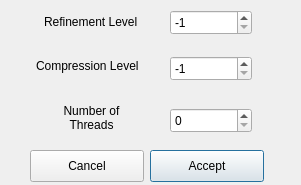
yyr/vapor, file apps/fcwizard/ui/Page4adv.ui: the form before one commit.
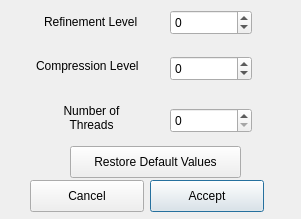
The form after the commit.

The edit to the form file:
```diff
--- a/apps/fcwizard/ui/Page4adv.ui
+++ b/apps/fcwizard/ui/Page4adv.ui
@@ -7,7 +7,7 @@
     <x>0</x>
     <y>0</y>
     <width>301</width>
-    <height>185</height>
+    <height>219</height>
    </rect>
   </property>
   <property name="windowTitle">
@@ -71,7 +71,7 @@
     <number>-1</number>
    </property>
    <property name="value">
-    <number>-1</number>
+    <number>0</number>
    </property>
   </widget>
   <widget class="QSpinBox" name="compressionLevelSpinner">
@@ -87,7 +87,7 @@
     <number>-1</number>
    </property>
    <property name="value">
-    <number>-1</number>
+    <number>0</number>
    </property>
   </widget>
   <widget class="QLabel" name="label_23">
@@ -110,7 +110,7 @@
    <property name="geometry">
     <rect>
      <x>150</x>
-     <y>150</y>
+     <y>180</y>
      <width>114</width>
      <height>32</height>
     </rect>
@@ -123,7 +123,7 @@
    <property name="geometry">
     <rect>
      <x>30</x>
-     <y>150</y>
+     <y>180</y>
      <width>114</width>
      <height>32</height>
     </rect>
@@ -132,6 +132,19 @@
     <string>Cancel</string>
    </property>
   </widget>
+  <widget class="QPushButton" name="restoreDefaultButton">
+   <property name="geometry">
+    <rect>
+     <x>70</x>
+     <y>146</y>
+     <width>171</width>
+     <height>32</height>
+    </rect>
+   </property>
+   <property name="text">
+    <string>Restore Default Values</string>
+   </property>
+  </widget>
  </widget>
  <resources/>
  <connections/>
```
Left out of the diff: 9 changed lines with no effect on the pictures.
